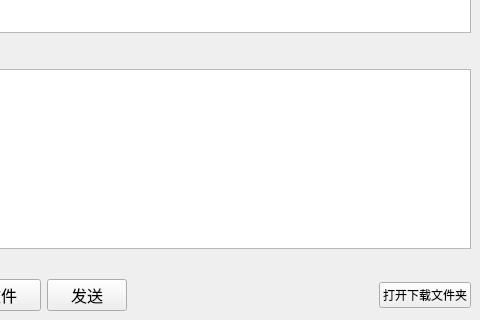
ningzichun/socket, file tcpsocket/mainwindow.ui: the form before one commit; both pictures show x 326 to 806 and y 302 to 622 of the 806 by 622 pixel window.
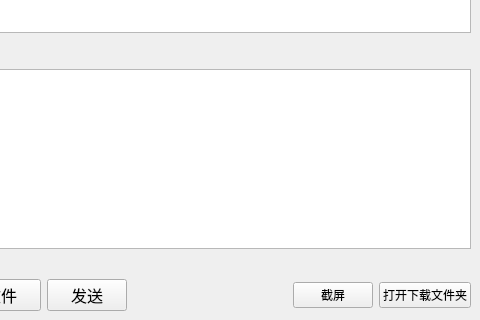
The form after the commit.

Commit message: 增加截屏

The edit to the form file:
```diff
--- a/tcpsocket/mainwindow.ui
+++ b/tcpsocket/mainwindow.ui
@@ -437,6 +437,13 @@
         </property>
        </spacer>
       </item>
+      <item>
+       <widget class="QPushButton" name="pushButton">
+        <property name="text">
+         <string>截屏</string>
+        </property>
+       </widget>
+      </item>
       <item>
        <widget class="QPushButton" name="fileopenButton">
         <property name="text">
```
The commit also changes 2 other files.
